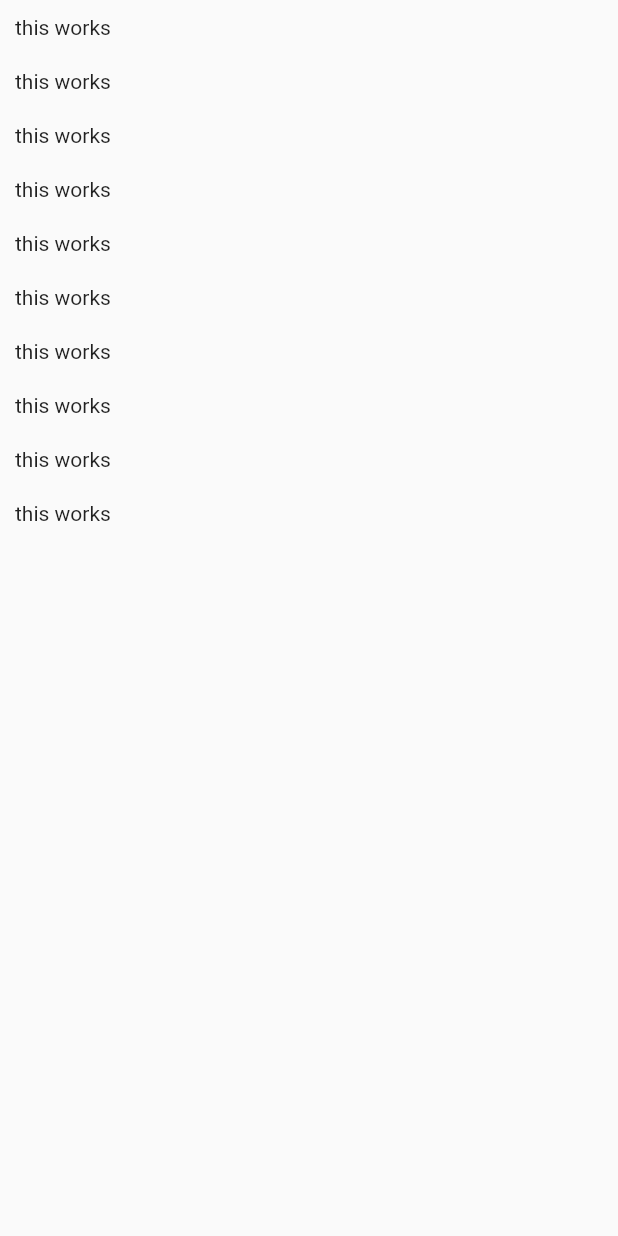
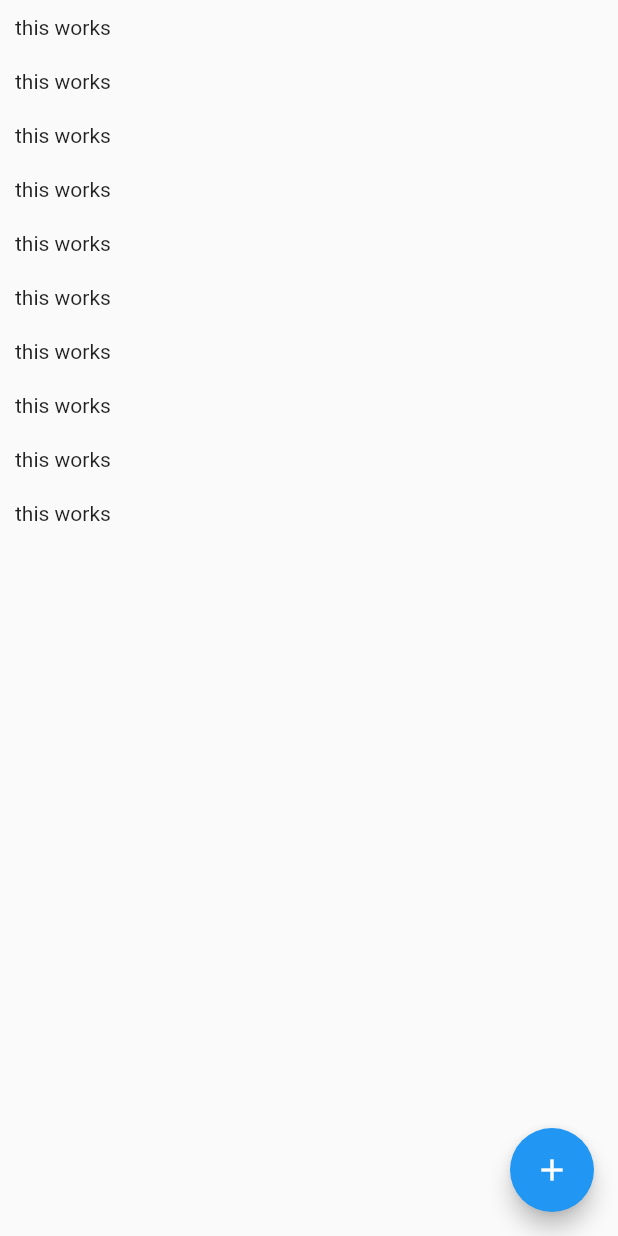
Before and after one commit to mnnkhndlwl/Flutter_chat_app, a Flutter app: the screen it shows after launch, on a phone screen of 412 x 824 dp. Run offline on Flutter 3.47's test engine with Material 2 defaults, Android fonts, the phone set to English and light mode, and no system bars; our stand-ins replace cloud_firestore; accounts and stored records are empty.

Commit message:
succesfully coonected to firebase

```diff
--- a/lib/screens/chat_screen.dart
+++ b/lib/screens/chat_screen.dart
@@ -1,15 +1,27 @@
 import 'package:flutter/material.dart';
+import 'package:cloud_firestore/cloud_firestore.dart';
 
 class ChatScreen extends StatelessWidget {
   @override
   Widget build(BuildContext context) {
     return Scaffold(
       body: ListView.builder(
-          itemCount: 10,
-          itemBuilder: (ctx, index) => Container(
-                padding: EdgeInsets.all(10),
-                child: Text('this works'),
-              )),
+        itemCount: 10,
+        itemBuilder: (ctx, index) => Container(
+          padding: EdgeInsets.all(10),
+          child: Text('this works'),
+        ),
+      ),
+      floatingActionButton: FloatingActionButton(
+        child: Icon(Icons.add),
+        onPressed: () {
+          Firestore.instance
+              .collection('/chats/UiV8pJpaopKdQZtdXL5l/messages/')
+              .snapshots().listen((data) {
+                print(data);
+              });
+        },
+      ),
     );
   }
 }
--- a/pubspec.yaml
+++ b/pubspec.yaml
@@ -23,6 +23,8 @@ dependencies:
   # The following adds the Cupertino Icons font to your application.
   # Use with the CupertinoIcons class for iOS style icons.
   cupertino_icons: ^0.1.2
+  cloud_firestore: ^0.13.5
+  firebase_core: ^0.4.4
 
 dev_dependencies:
   flutter_test:
```
Also changed, not shown: pubspec.lock.
